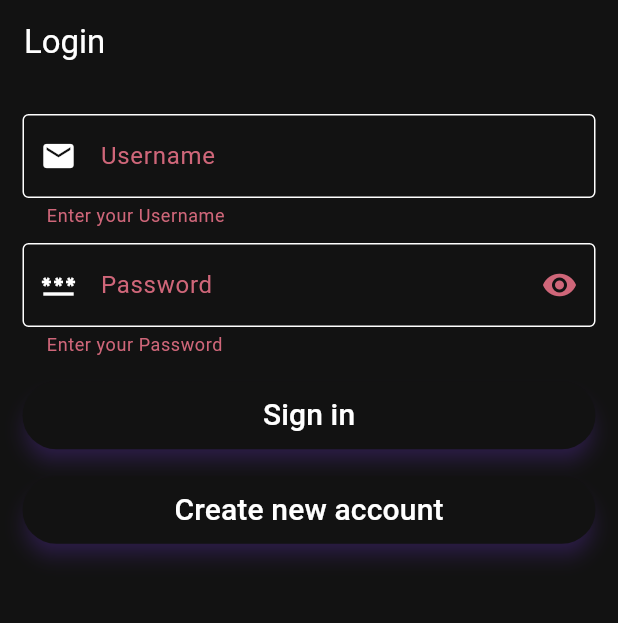
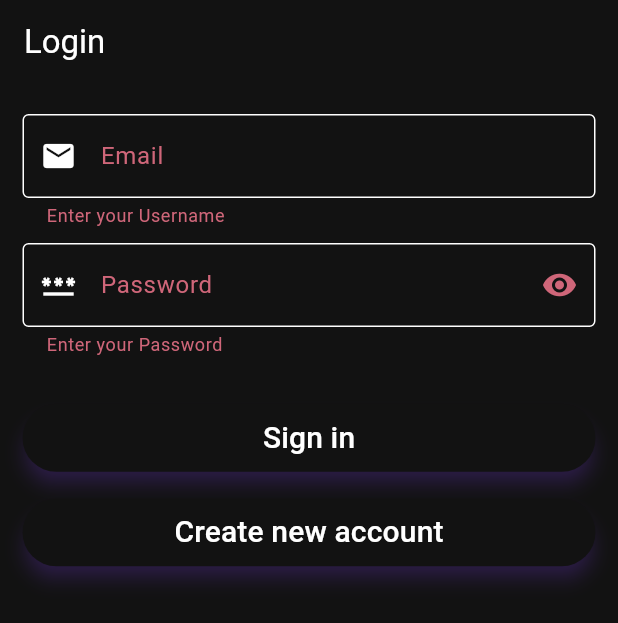
Before and after one commit to partho-debnath/flutter-django-crud-authentication, a Flutter app: the screen it shows after launch, after a tap on "Sign in", on a phone screen of 412 x 824 dp. Shown: the top 623 px of the screen. Run offline on Flutter 3.47's test engine with Material 2 defaults, Android fonts, the phone set to English and light mode, and no system bars; network calls fail.

Commit message:
another way login option

```diff
--- a/fluttercrud/lib/main.dart
+++ b/fluttercrud/lib/main.dart
@@ -1,6 +1,7 @@
 import 'package:flutter/material.dart';
 import 'package:provider/provider.dart';
 
+import './providers/user.dart';
 import './providers/task_provider.dart';
 
 import './screens/login_screen.dart';
@@ -20,10 +21,20 @@ class MyApp extends StatelessWidget {
     return MultiProvider(
       providers: [
         ChangeNotifierProvider(
-          create: (context) => TaskProvider(),
+          create: (cntxt) => User(),
+        ),
+        ChangeNotifierProxyProvider<User, TaskProvider>(
+          create: (cntxt) => TaskProvider(email: null, token: null, tasks: []),
+          update: (cntxt, userData, previousTaks) => TaskProvider(
+            email: userData.getEmail(),
+            token: userData.getToken(),
+            tasks: previousTaks != null ? previousTaks.tasks : [],
+          ),
         ),
       ],
-      child: MaterialApp(
+      child: Consumer<User>(
+        builder: (cnntxt, user, child) {
+          return MaterialApp(
             debugShowCheckedModeBanner: false,
             title: 'Django-Flutter',
             theme: ThemeData(
@@ -56,12 +67,15 @@ class MyApp extends StatelessWidget {
                 ),
               ),
             ),
-        initialRoute: LoginScreen.routeName,
+            home: user.token == null ? const LoginScreen() : const HomeScreen(),
             routes: {
+              HomeScreen.routeName: (cntxt) => const HomeScreen(),
               LoginScreen.routeName: (cntxt) => const LoginScreen(),
-          HomeScreen.routeName: (cntxt) => const HomeScreen(),
-          RegistrationScreen.routeName: (cntxt) => const RegistrationScreen(),
+              RegistrationScreen.routeName: (cntxt) =>
+                  const RegistrationScreen(),
               AddTaskScreen.routeName: (cntxt) => const AddTaskScreen(),
+            },
+          );
         },
       ),
     );
--- a/fluttercrud/lib/providers/user.dart
+++ b/fluttercrud/lib/providers/user.dart
@@ -1,9 +1,106 @@
-class User {
-  final String email;
-  final String token;
+import 'dart:convert';
 
-  User({required this.email, required this.token});
+import 'package:flutter/foundation.dart';
+import 'package:http/http.dart' as http;
 
-  String getEmail() => email;
-  String getToken() => token;
+import '../utils/http_exception.dart';
+
+class User with ChangeNotifier {
+  static const String domain =
+      'https://filesharingbd.pythonanywhere.com/task-manager-api/';
+  String? email;
+  String? token;
+
+  String? getEmail() => email;
+  String? getToken() => token;
+
+  Future<void> loginUser(String email, String password) async {
+    Map<String, String> user = {'username': email, 'password': password};
+    try {
+      var url = Uri.parse('${domain}api-token-auth/');
+      final response = await http
+          .post(
+        url,
+        headers: <String, String>{
+          'Content-Type': 'application/json; charset=UTF-8',
+        },
+        body: json.encode(user),
+      )
+          .timeout(
+        const Duration(seconds: 5),
+        onTimeout: () {
+          return http.Response('{"error": "Request TimeOut"}', 408);
+        },
+      );
+      Map<String, dynamic> responseBody = json.decode(response.body);
+      if (responseBody.containsKey('token') == true) {
+        /// Create the user 'emain & token ID', when the user login successfully
+        this.email = email;
+        token = responseBody['token'];
+        notifyListeners();
+      } else if (responseBody.containsKey('non_field_errors') == true) {
+        /// Wrong username or password
+        throw HttpException(responseBody['non_field_errors'][0]);
+      } else if (responseBody.containsKey('error') == true) {
+        throw HttpException(responseBody['error']);
+      } else if (responseBody.containsKey('username') == true) {
+        throw HttpException(responseBody['username'][0]);
+      } else if (responseBody.containsKey('password') == true) {
+        throw HttpException(responseBody['password'][0]);
+      }
+    } on HttpException catch (error) {
+      throw HttpException(error.toString());
+    } catch (error) {
+      /// throw ERROR, when any errors occurs.
+      throw error.toString();
+    }
+  }
+
+  Future<void> createNewUser(
+      String firstName, String lastName, String email, String password) async {
+    Map<String, String> user = {
+      'first_name': firstName,
+      'last_name': lastName,
+      'email': email,
+      'username': email,
+      'password': password,
+    };
+
+    try {
+      var url = Uri.parse('${domain}create-user/');
+      final response = await http
+          .post(
+        url,
+        headers: <String, String>{
+          'Content-Type': 'application/json; charset=UTF-8',
+        },
+        body: json.encode(user),
+      )
+          .timeout(
+        const Duration(seconds: 5),
+        onTimeout: () {
+          return http.Response('{"error": "Request TimeOut"}', 408);
+        },
+      );
+      Map<String, dynamic> responseBody = json.decode(response.body);
+      if (responseBody.containsKey('username') == true &&
+          responseBody['username'] != email) {
+        throw Exception(responseBody['username'][0]);
+      } else if (responseBody.containsKey('email') == true &&
+          responseBody['email'] != email) {
+        throw Exception(responseBody['email'][0]);
+      } else if (responseBody.containsKey('error') == true) {
+        throw Exception(responseBody['error']);
+      }
+    } catch (error) {
+      /// throw ERROR, when any errors occurs.
+      throw error.toString();
+    }
+  }
+
+  void logout() {
+    email = null;
+    token = null;
+    notifyListeners();
+  }
 }
--- a/fluttercrud/lib/screens/login_screen.dart
+++ b/fluttercrud/lib/screens/login_screen.dart
@@ -1,9 +1,9 @@
 import 'package:flutter/material.dart';
 import 'package:provider/provider.dart';
 
-import './home_screen.dart';
+import '../providers/user.dart';
 
-import '../providers/task_provider.dart';
+import '../utils/http_exception.dart';
 import './registration_screen.dart';
 
 class LoginScreen extends StatefulWidget {
@@ -15,11 +15,12 @@ class LoginScreen extends StatefulWidget {
 }
 
 class _LoginScreenState extends State<LoginScreen> {
-  GlobalKey<FormState> _form = GlobalKey<FormState>();
+  final GlobalKey<FormState> _form = GlobalKey<FormState>();
   bool _passwordVisibilityOff = true;
+  bool _isRequestTimeOut = false;
   String? _username;
   String? _password;
-  String? _errorMessage;
+  String? _emalErrorMessage, _passwordErrorMessage;
 
   bool _isValid() {
     if (_form.currentState!.validate() == false) {
@@ -28,27 +29,62 @@ class _LoginScreenState extends State<LoginScreen> {
     return true;
   }
 
-  void submitForm() {
+  Future<void> submitForm() async {
     if (_isValid() == false) {
       return;
     }
     _form.currentState!.save();
 
-    TaskProvider userProvider =
-        Provider.of<TaskProvider>(context, listen: false);
-    var responce =
-        userProvider.loginUser(_username as String, _password!.trim());
-    responce.then((value) {
-      if (value != null) {
-        setState(() {
-          _errorMessage = value;
-        });
-      } else {
-        _errorMessage = null;
-        Provider.of<TaskProvider>(context, listen: false).fetchTask();
-        Navigator.of(context).pushReplacementNamed(HomeScreen.routeName);
+    User user = Provider.of<User>(context, listen: false);
+
+    try {
+      await user.loginUser(_username as String, _password!.trim());
+    } on HttpException catch (error) {
+      print('Error ----- $error');
+      if (error
+          .toString()
+          .contains('Unable to log in with provided credentials')) {
+        _emalErrorMessage = 'Email or password is invalid.';
+        _passwordErrorMessage = _emalErrorMessage;
+        _isRequestTimeOut = false;
+        setState(() {});
+      } else if (error.toString().contains('Request TimeOut')) {
+        _isRequestTimeOut = true;
+        _emalErrorMessage = null;
+        _passwordErrorMessage = _emalErrorMessage;
+        setState(() {});
       }
-    });
+    } catch (error) {
+      showDialog(
+        context: context,
+        builder: (cntxt) {
+          return AlertDialog(
+            title: const Text('Internal Error'),
+            content: Text(error.toString()),
+            actions: [
+              TextButton(
+                onPressed: () {
+                  Navigator.pop(context);
+                },
+                child: const Text('Close'),
+              ),
+            ],
+          );
+        },
+      );
+    }
+
+    // responce.then((value) {
+    //   if (value != null) {
+    //     setState(() {
+    //       _errorMessage = value;
+    //     });
+    //   } else {
+    //     _errorMessage = null;
+    //     Provider.of<TaskProvider>(context, listen: false).fetchTask();
+    //     Navigator.of(context).pushReplacementNamed(HomeScreen.routeName);
+    //   }
+    // });
   }
 
   @override
@@ -69,8 +105,8 @@ class _LoginScreenState extends State<LoginScreen> {
                     TextFormField(
                       decoration: InputDecoration(
                         prefixIcon: const Icon(Icons.email),
-                        labelText: 'Username',
-                        errorText: _errorMessage,
+                        labelText: 'Email',
+                        errorText: _emalErrorMessage,
                       ),
                       keyboardType: TextInputType.emailAddress,
                       textInputAction: TextInputAction.next,
@@ -100,7 +136,7 @@ class _LoginScreenState extends State<LoginScreen> {
                               ? Icons.visibility
                               : Icons.visibility_off),
                         ),
-                        errorText: _errorMessage,
+                        errorText: _passwordErrorMessage,
                       ),
                       keyboardType: TextInputType.text,
                       textInputAction: TextInputAction.done,
@@ -120,6 +156,12 @@ class _LoginScreenState extends State<LoginScreen> {
                   ],
                 ),
               ),
+              const SizedBox(height: 15),
+              if (_isRequestTimeOut)
+                const Text(
+                  'Request TimeOut, try again later.',
+                  style: TextStyle(color: Colors.red),
+                ),
               const SizedBox(height: 15),
               buildButton('Sign in', () {
                 submitForm();
--- /dev/null
+++ b/fluttercrud/lib/utils/http_exception.dart
@@ -0,0 +1,9 @@
+class HttpException implements Exception {
+  final String message;
+  HttpException(this.message);
+
+  @override
+  String toString() {
+    return message;
+  }
+}
```
Also changed, not shown: fluttercrud/lib/providers/task_provider.dart (+18 -95 lines), fluttercrud/lib/screens/home_screen.dart (+12 -10 lines), fluttercrud/lib/screens/registration_screen.dart (+36 -21 lines), fluttercrud/pubspec.lock, 1 other file. Lines whose indentation alone changed are shown as unchanged.
